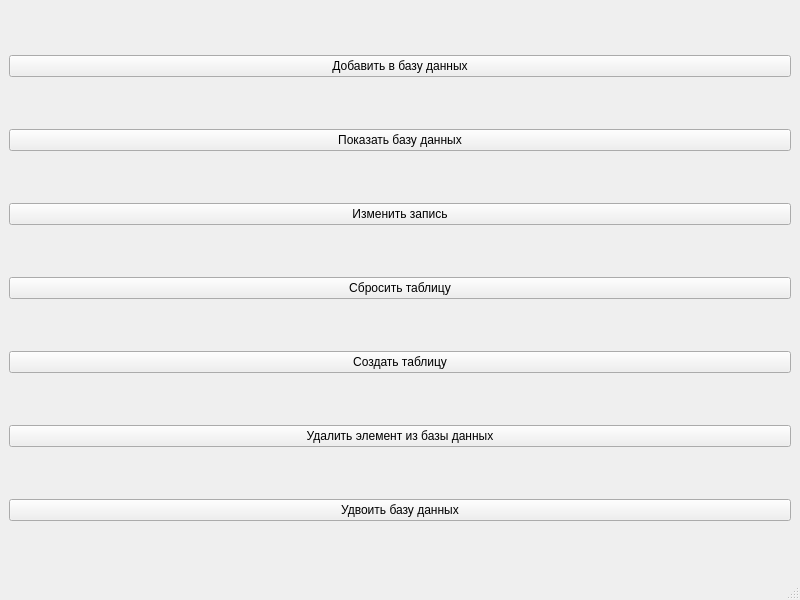
Above: database/interfaces/Database.ui from PinPex/Practice before the change. Below: the same form after it.
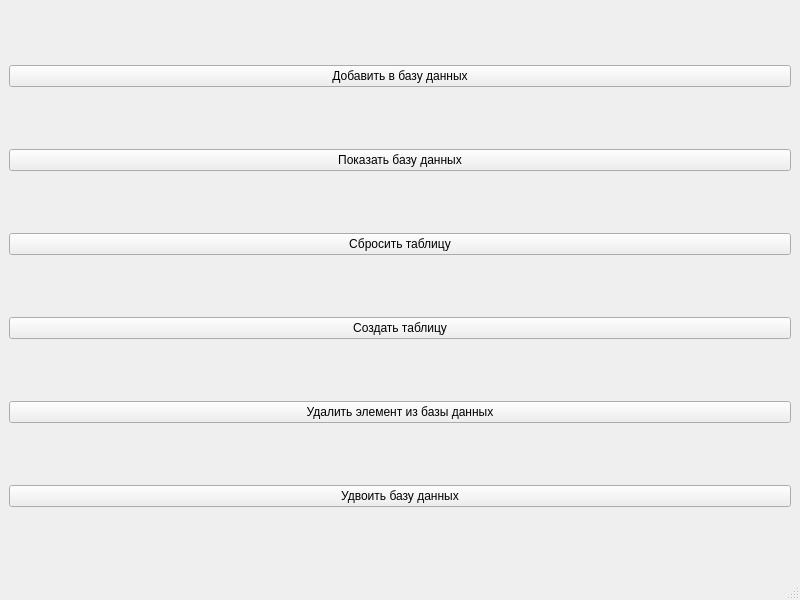
That is the form after the change.

Diff of the .ui file:
```diff
--- a/database/interfaces/Database.ui
+++ b/database/interfaces/Database.ui
@@ -29,13 +29,6 @@
       </property>
      </widget>
     </item>
-    <item>
-     <widget class="QPushButton" name="pushButton_6">
-      <property name="text">
-       <string>Изменить запись</string>
-      </property>
-     </widget>
-    </item>
     <item>
      <widget class="QPushButton" name="pushButton_3">
       <property name="text">
```
